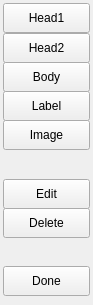
The window that src/windows/vsim/editButtons.ui (IDREsandbox/vsim) describes before a commit, drawn with Qt 5.
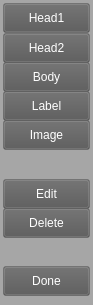
The same window after the commit.

Patch:
```diff
--- a/src/windows/vsim/editButtons.ui
+++ b/src/windows/vsim/editButtons.ui
@@ -19,12 +19,16 @@
   <property name="maximumSize">
    <size>
     <width>93</width>
-    <height>300</height>
+    <height>340</height>
    </size>
   </property>
   <property name="windowTitle">
    <string>Form</string>
   </property>
+  <property name="styleSheet">
+   <string notr="true">background-color: rgba(86, 86, 86, 80);
+color: rgb(255, 255, 255);</string>
+  </property>
   <layout class="QVBoxLayout" name="verticalLayout">
    <property name="spacing">
     <number>0</number>
```
